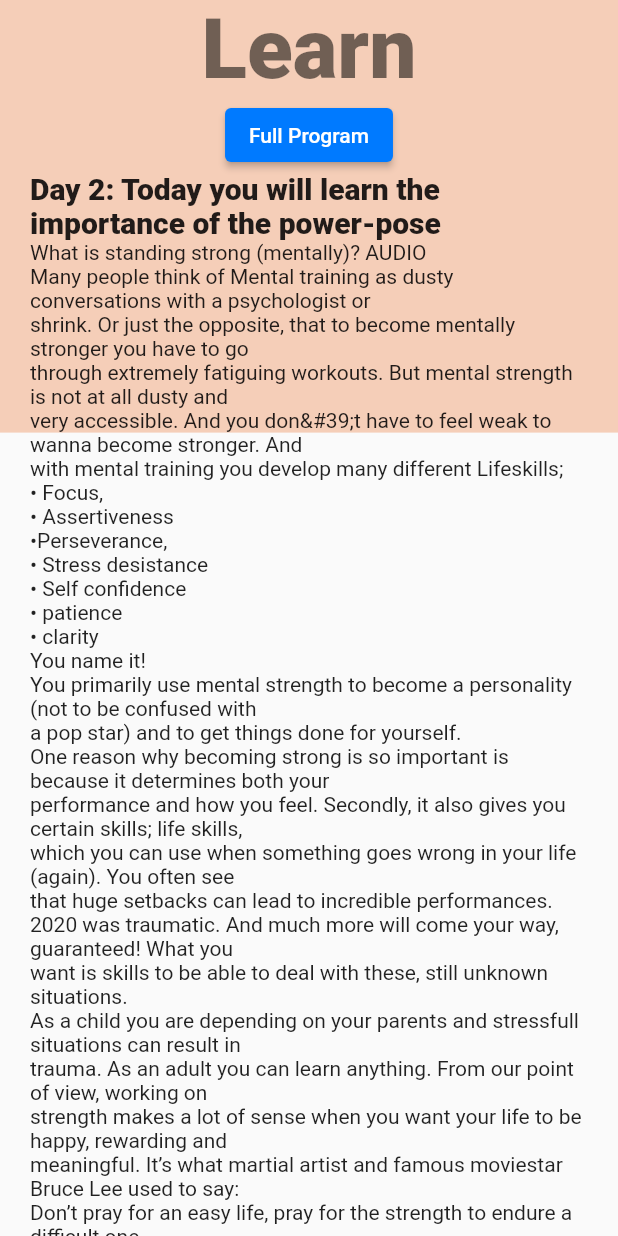
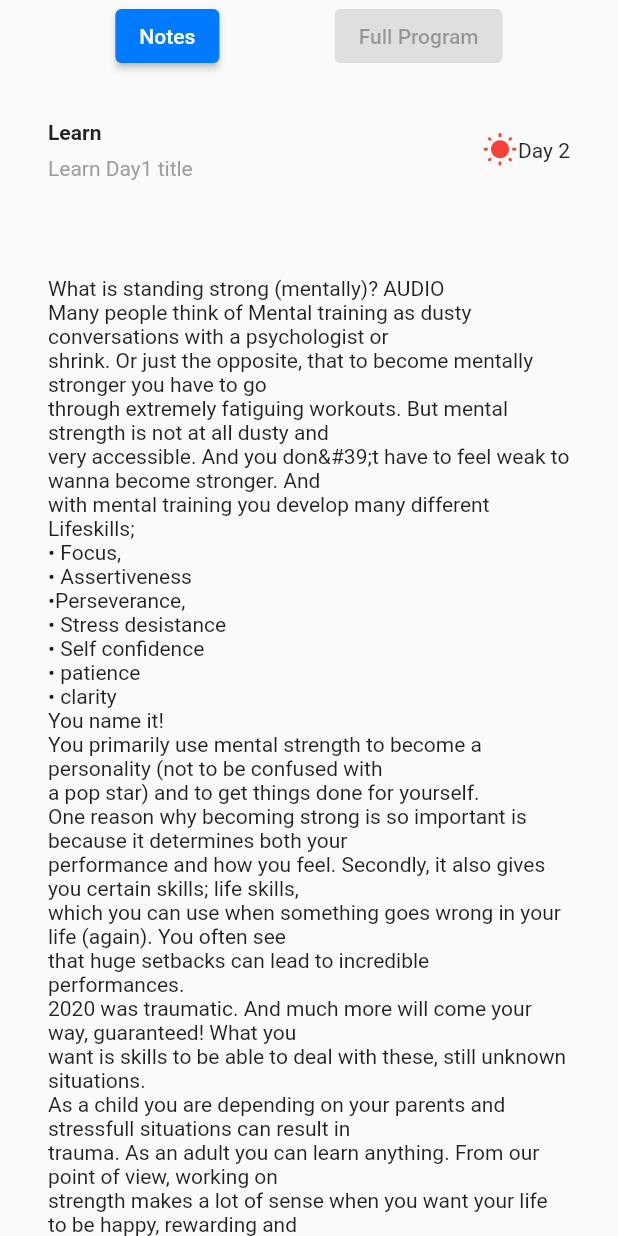
Before and after one commit to Toolenaar/TrojanWorkoutApp, a Flutter app: the PersonalHomePage screen opened directly, on a phone screen of 412 x 824 dp. Run offline on Flutter 3.47's test engine with Material 2 defaults, Android fonts, the phone set to English and light mode, and no system bars; our stand-ins replace dio, email_validator, firebase_analytics, firebase_auth, firebase_core, google_sign_in and 1 more; missing offline and left inert: apple_sign_in; accounts and stored records are empty; network calls fail.

Commit message:
Nicer homepage part1

```diff
--- a/workoutapp/lib/Personal.dart
+++ b/workoutapp/lib/Personal.dart
@@ -55,42 +55,73 @@ class _PersonalHomePage extends State<PersonalHomePage> {
 
   @override
   Widget build(BuildContext context) {
-    var size = MediaQuery.of(context)
-        .size; //this gives us total height and width of our device
     return Scaffold(
-        body: SingleChildScrollView(
-            child: Stack(children: <Widget>[
-      Container(
-        height: size.height * .35,
-        color: Color(0xFFF5CEB8),
-      ),
-      SafeArea(
-          child: Padding(
-              padding: const EdgeInsets.symmetric(horizontal: 20),
-              child: Column(children: <Widget>[
-                Text(
-                  "Learn",
-                  style: Theme.of(context)
-                      .textTheme
-                      .headline2
-                      .copyWith(fontWeight: FontWeight.w900),
+        body: SafeArea(
+            child: SingleChildScrollView(
+                child: Column(
+      children: [
+        Row(
+          mainAxisAlignment: MainAxisAlignment.spaceEvenly,
+          children: [
+            ElevatedButton(
+                child: const Text("Notes"),
+                onPressed: () => Navigator.pushNamed(context, 'days')),
+            ElevatedButton(onPressed: null, child: const Text("Full Program"))
+          ],
+        ),
+        titleSection,
+        Container(
+          padding: const EdgeInsets.all(32),
+          child: Text(content),
+        ),
+        //divider used to avoid overlapping with navigation bar
+        const Divider(
+          height: 80,
+          thickness: 5,
+          indent: 20,
+          endIndent: 20,
+        ),
+      ],
+    ))));
+  }
+
+  Widget titleSection = Container(
+    padding: const EdgeInsets.all(32),
+    child: Row(
+      children: [
+        Expanded(
+
+          child: Column(
+            crossAxisAlignment: CrossAxisAlignment.start,
+            children: [
+
+              Container(
+                padding: const EdgeInsets.only(bottom: 8),
+                child: Text(
+                  'Learn',
+                  style: TextStyle(
+                    fontWeight: FontWeight.bold,
+                  ),
                 ),
-                ElevatedButton(
-                    child: const Text("Full Program"),
-                    onPressed: () => Navigator.pushNamed(context, 'days')),
-                Text(
-                  "Day 2: Today you will learn the importance of the power-pose",
-                  style: Theme.of(context)
-                      .textTheme
-                      .headline6
-                      .copyWith(fontWeight: FontWeight.w900),
+              ),
+              Text(
+                'Learn Day1 title',
+                style: TextStyle(
+                  color: Colors.grey[500],
                 ),
+              ),
+            ],
+          ),
+        ),
 
-                Text(content),
-                //need to space this out from previous text
-              ])))
-    ])));
-  }
+        Icon(
+          Icons.wb_sunny_rounded,
+          color: Colors.red[500],
+        ),
+        Text('Day 2'),
+      ],
+    ),
+  );
 
   Future<String> loadAsset() async {
     return await rootBundle.loadString('assets/config.json');
@@ -158,7 +189,9 @@ class ExerciseWidget extends StatelessWidget {
   }
 }
 
-/* class VideoPlayer extends StatefulWidget {
+
+
+/*class VideoPlayer extends StatefulWidget {
   VideoPlayer({Key key}) : super(key: key);
 
   @override
```
Also changed, not shown: workoutapp/pubspec.lock.
